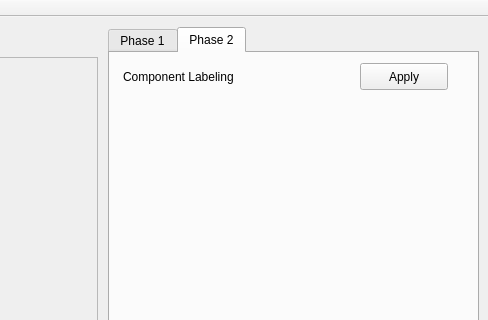
The window that mainwindow.ui (sina-cb/ColonD_ImageProcessor) describes before a commit, drawn with Qt 5; both pictures show x 722 to 1210 and y 0 to 320 of the 1210 by 614 pixel window.
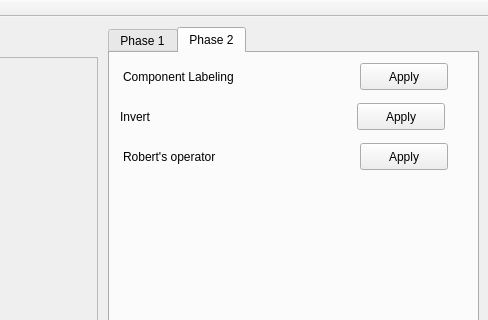
The same window after the commit.

Commit message: Added CCL and Roberts Cross but both are buggy

What changed in the file:
```diff
--- a/mainwindow.ui
+++ b/mainwindow.ui
@@ -411,6 +411,58 @@
        <string>Apply</string>
       </property>
      </widget>
+     <widget class="QPushButton" name="invertBtn">
+      <property name="geometry">
+       <rect>
+        <x>247</x>
+        <y>50</y>
+        <width>88</width>
+        <height>27</height>
+       </rect>
+      </property>
+      <property name="text">
+       <string>Apply</string>
+      </property>
+     </widget>
+     <widget class="QLabel" name="label_14">
+      <property name="geometry">
+       <rect>
+        <x>10</x>
+        <y>50</y>
+        <width>166</width>
+        <height>27</height>
+       </rect>
+      </property>
+      <property name="text">
+       <string>Invert</string>
+      </property>
+     </widget>
+     <widget class="QLabel" name="label_15">
+      <property name="geometry">
+       <rect>
+        <x>13</x>
+        <y>90</y>
+        <width>166</width>
+        <height>27</height>
+       </rect>
+      </property>
+      <property name="text">
+       <string>Robert's operator</string>
+      </property>
+     </widget>
+     <widget class="QPushButton" name="robertsOpBtn">
+      <property name="geometry">
+       <rect>
+        <x>250</x>
+        <y>90</y>
+        <width>88</width>
+        <height>27</height>
+       </rect>
+      </property>
+      <property name="text">
+       <string>Apply</string>
+      </property>
+     </widget>
     </widget>
    </widget>
   </widget>
```
The commit also changes 7 other files.
